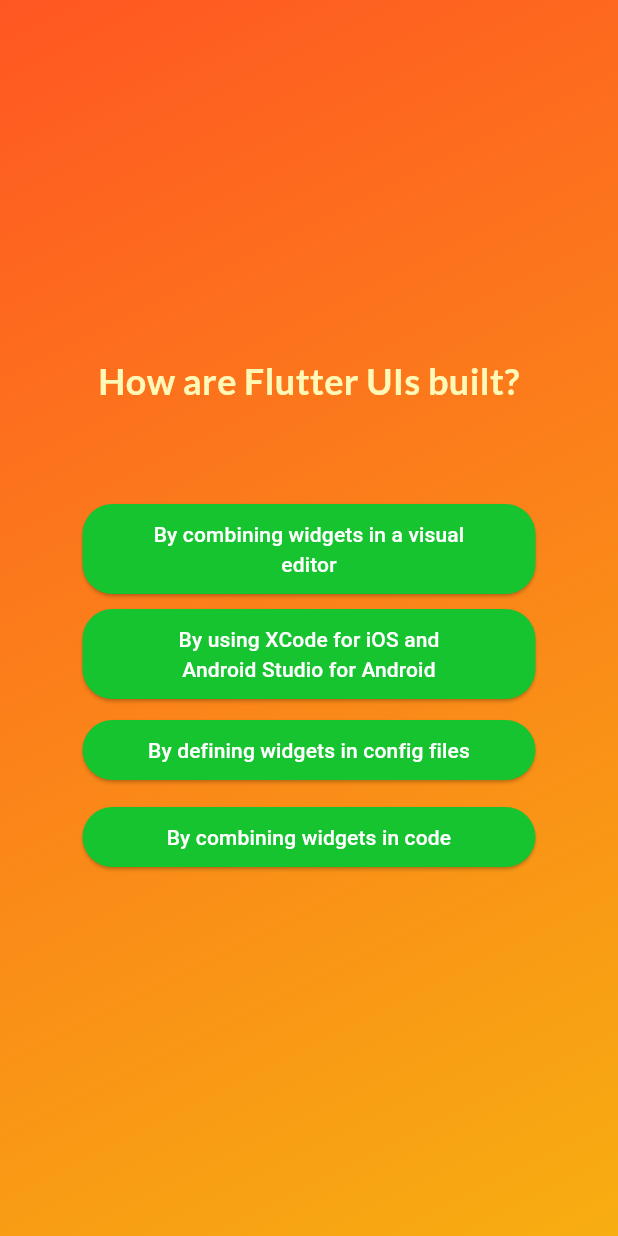
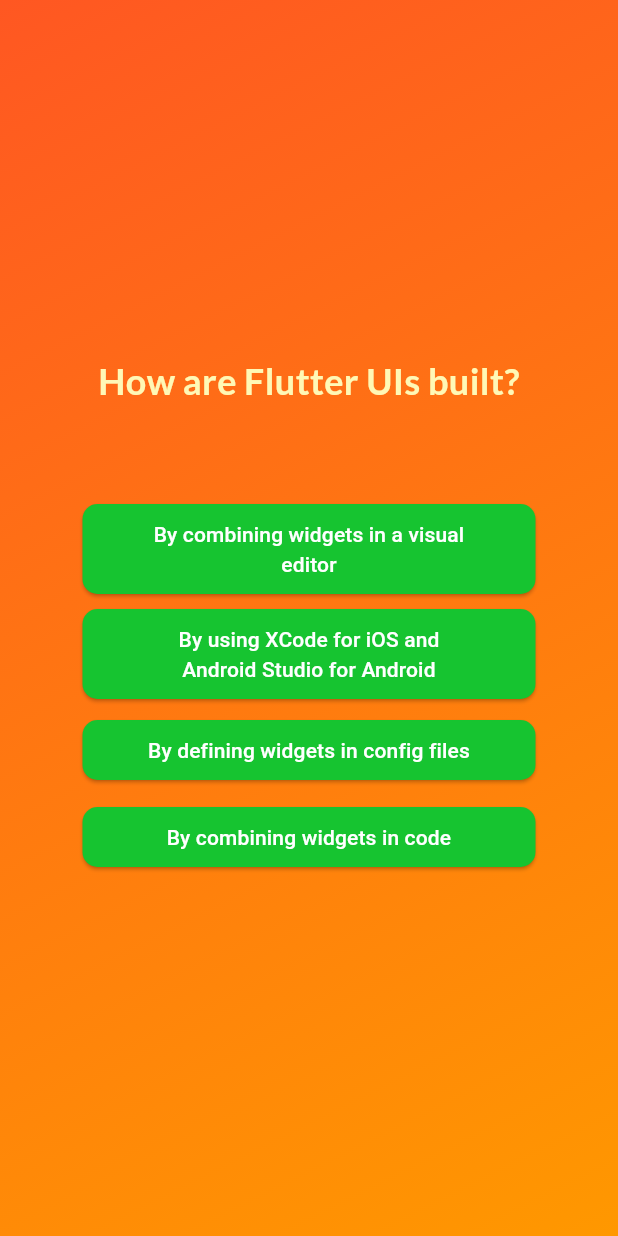
Before and after one commit to MaqsudMallick/Quiz-App-Flutter-Practice, a Flutter app: the screen it shows after launch, after a tap on "Start Quiz", after a tap on "Components", on a phone screen of 412 x 824 dp. Run offline on Flutter 3.47's test engine with Material 3 defaults, Android fonts, the phone set to English and light mode, and no system bars; our stand-ins replace google_fonts.

Commit message:
Initial stable setup

```diff
--- a/lib/quiz.dart
+++ b/lib/quiz.dart
@@ -1,5 +1,7 @@
 import 'package:flutter/material.dart';
+import 'package:quiz_app/model/dummy_questions.dart';
 import 'package:quiz_app/quiz_question.dart';
+import 'package:quiz_app/result_screen.dart';
 import 'package:quiz_app/start_screen.dart';
 
 class Quiz extends StatefulWidget{
@@ -12,6 +14,7 @@ class Quiz extends StatefulWidget{
 
 class _QuizState extends State<Quiz>{
   Widget? currentScreen;
+  List<String> selectedAnswers = [];
 
   @override
   void initState() {
@@ -22,8 +25,24 @@ class _QuizState extends State<Quiz>{
 
   void switchScreen(){
     setState(() {
-      currentScreen = const QuizQuestion();
+      currentScreen = QuizQuestion(onAnswerSelect: addSelectedAnswers,);
     });
+  }
+
+  void restartQuiz(){
+    setState(() {
+      selectedAnswers=[];
+      currentScreen = QuizQuestion(onAnswerSelect: addSelectedAnswers);
+    });
+  }
+
+  void addSelectedAnswers(String answer){
+    selectedAnswers.add(answer);
+    if(selectedAnswers.length==questions.length){
+      setState( () {
+        currentScreen = ResultScreen(selectedAnswers, restartQuiz);
+      });
+    }
   }
 
   @override
@@ -35,7 +54,7 @@ class _QuizState extends State<Quiz>{
           gradient: LinearGradient(
             colors: [
               Colors.deepOrange,
-              Color.fromARGB(255, 247, 174, 17)
+              Colors.orange,
             ],
             begin: Alignment.topLeft,
             end: Alignment.bottomRight,
--- a/lib/quiz_question.dart
+++ b/lib/quiz_question.dart
@@ -3,7 +3,8 @@ import 'package:quiz_app/model/dummy_questions.dart';
 import 'package:google_fonts/google_fonts.dart';
 
 class QuizQuestion extends StatefulWidget{
-  const QuizQuestion({super.key});
+  const QuizQuestion({super.key, required this.onAnswerSelect});
+  final void Function(String) onAnswerSelect;
   @override
   State<QuizQuestion> createState() {
     return _QuizQuestionState();
@@ -14,7 +15,8 @@ class QuizQuestion extends StatefulWidget{
 class _QuizQuestionState extends State<QuizQuestion>{
   int questionIndex = 0;
 
-  void nextQeuestion(){
+  void nextQeuestion(String ans){
+    widget.onAnswerSelect(ans);
     setState(() {
       if(questions.length!=(questionIndex+1)){
         questionIndex++;
@@ -41,7 +43,7 @@ class _QuizQuestionState extends State<QuizQuestion>{
             textAlign: TextAlign.center,
           ),
           const SizedBox(height: 60,),
-          ...currentQuestion.shuffleAnswers().map((e) => AnswerButton(e, nextQeuestion))
+          ...currentQuestion.shuffleAnswers().map((e) => AnswerButton(e, () {nextQeuestion(e);}))
         ],
       )
     );
@@ -64,7 +66,7 @@ class AnswerButton extends StatelessWidget {
           foregroundColor: Colors.white,
           backgroundColor: const Color.fromARGB(255, 22, 196, 48),
           shape: RoundedRectangleBorder(
-            borderRadius: BorderRadius.circular(20)
+            borderRadius: BorderRadius.circular(10)
           )
         ),
         child: Text(answerText, textAlign: TextAlign.center,)
--- a/lib/start_screen.dart
+++ b/lib/start_screen.dart
@@ -20,7 +20,7 @@ class StartScreen extends StatelessWidget {
         const  SizedBox(height: 90,),
         Text('Learn flutter the fun way!',
           textAlign: TextAlign.center,
-          style: GoogleFonts.lato(color: Colors.white, fontSize: 20),
+          style: GoogleFonts.lato(color: Colors.white, fontSize: 24, fontWeight: FontWeight.bold),
         ),
         const  SizedBox(height: 30,),
         TextButton.icon(
```
Also changed, not shown: lib/result_screen.dart (added, +122 -0 lines).
